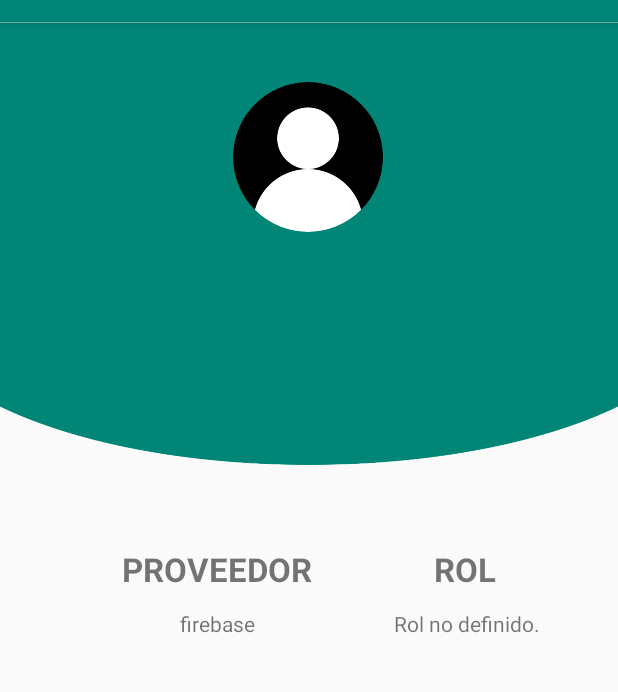
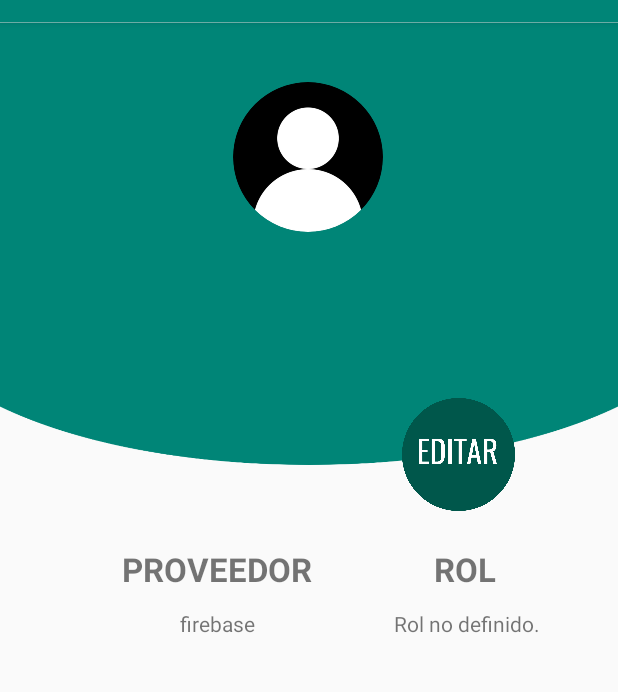
Before and after one commit to vcosme9/IoT-Team05, an Android app: the fragment PerfilFragment shown on its own in the app's theme, on a phone screen of 412 x 824 dp, the part 62-754 px from its top. Run offline under Robolectric (Android 15) with nearby library versions, the phone set to English and light mode, and no system bars; our stand-ins replace CircleImageView, Firebase (no records; nobody signed in at launch, a user with empty details on screens opened directly), Volley.

Commit message:
Edit Perfil Empezado y funciona

```diff
--- a/Aplicacion/NeverApp/app/src/main/AndroidManifest.xml
+++ b/Aplicacion/NeverApp/app/src/main/AndroidManifest.xml
@@ -26,6 +26,10 @@
                 <category android:name="android.intent.category.LAUNCHER" />
             </intent-filter>
         </activity>
+        <activity android:name=".EditarPerfilActivity"
+            android:label="Editar Perfil"/>
     </application>
 
+
+
 </manifest>
--- a/Aplicacion/NeverApp/app/src/main/java/com/vicent/neverapp/ui/perfil/PerfilFragment.java
+++ b/Aplicacion/NeverApp/app/src/main/java/com/vicent/neverapp/ui/perfil/PerfilFragment.java
@@ -44,56 +44,26 @@ public class PerfilFragment extends Fragment {
         final TextView textView_proveedor = root.findViewById(R.id.proveedorFB_TB);
         final TextView textView_rol = root.findViewById(R.id.rolFB_TB);
 
-        /* Coger foto de perfil del usuario del firebase
 
-        RequestQueue colaPeticiones = Volley.newRequestQueue(getActivity()
-                .getApplicationContext());
-        ImageLoader lectorImagenes = new ImageLoader(colaPeticiones,
-                new ImageLoader.ImageCache() {
-                    private final LruCache<String, Bitmap> cache =
-                            new LruCache<String, Bitmap>(10);
-                    public void putBitmap(String url, Bitmap bitmap) {
-                        cache.put(url, bitmap);
-                    }
-                    public Bitmap getBitmap(String url) {
-                        return cache.get(url);
-                    }
-                });
-        // Foto de usuario
-        Uri urlImagen = usuario.getPhotoUrl();
-        if (urlImagen != null) {
-            NetworkImageView fotoUsuario = (NetworkImageView)
-                    root.findViewById(R.id.imagen);
-            fotoUsuario.setImageUrl(urlImagen.toString(), lectorImagenes);
-        }
-        */ //No funciona por ahora
 
         perfilViewModel.getText().observe(this, new Observer<String>() {
             @Override
-
             //Aqui se les añade el texto a las partes.
             public void onChanged(@Nullable String s) {
 
+                // Mostrar actual información del usuario
                 textView_nombre.setText(usuario.getDisplayName());
                 textView_correo.setText(usuario.getEmail());
                 textView_proveedor.setText(usuario.getProviderId());
                 textView_rol.setText("Rol no definido.");
-                /*
-                textView.setText(s);
-                textViewnombre.setText(usuario.getDisplayName());
-                textViewcorreo.setText(usuario.getEmail());
-                */
 
 
 
-                /*
-                String correo = usuario.getEmail();
-                String telefono = usuario.getPhoneNumber();
-                Uri urlFoto = usuario.getPhotoUrl()
-                String uid = usuario.getUid();
-                */
             }
         });
         return root;
     }
+
+
+
 }
--- a/Aplicacion/NeverApp/app/src/main/res/layout/fragment_perfil.xml
+++ b/Aplicacion/NeverApp/app/src/main/res/layout/fragment_perfil.xml
@@ -52,6 +52,18 @@
             app:layout_constraintStart_toStartOf="parent"
             app:layout_constraintTop_toBottomOf="@+id/nombre_TV" />
 
+        <ImageView
+            android:id="@+id/editar_FAB"
+            android:layout_width="75dp"
+            android:layout_height="75dp"
+            android:layout_marginStart="268dp"
+            android:layout_marginLeft="268dp"
+            android:layout_marginBottom="24dp"
+            android:onClick="lanzarEditarPerfil"
+            android:src="@drawable/botoneditarblanco"
+            app:layout_constraintBottom_toBottomOf="@+id/imageView2"
+            app:layout_constraintStart_toStartOf="@+id/imageView2" />
+
         <TextView
             android:id="@+id/proveedor_TV"
             android:layout_width="wrap_content"
@@ -61,7 +73,7 @@
             android:textStyle="bold"
             app:layout_constraintEnd_toStartOf="@+id/rol_TV"
             app:layout_constraintStart_toStartOf="parent"
-            app:layout_constraintTop_toBottomOf="@+id/imageView2" />
+            app:layout_constraintTop_toBottomOf="@+id/imageView2"/>
 
         <TextView
             android:id="@+id/rolFB_TB"
--- a/Aplicacion/NeverApp/app/src/main/res/values/styles.xml
+++ b/Aplicacion/NeverApp/app/src/main/res/values/styles.xml
@@ -17,4 +17,8 @@
 
     <style name="AppTheme.PopupOverlay" parent="ThemeOverlay.AppCompat.Light" />
 
+    <style name="MyButtonStyle"
+        parent="Widget.MaterialComponents.Button">
+    </style>
+
 </resources>
```
Also changed, not shown: Aplicacion/NeverApp/app/src/main/java/com/vicent/neverapp/EditarPerfilActivity.java (added, +68 -0 lines), Aplicacion/NeverApp/app/src/main/java/com/vicent/neverapp/MainActivity.java (+7 -0 lines), Aplicacion/NeverApp/app/src/main/res/layout/fragment_editarperfil.xml (added, +86 -0 lines), Aplicacion/NeverApp/app/src/main/res/drawable/botoneditarblanco.png (added), Aplicacion/NeverApp/app/src/main/res/drawable/botoneditarnegro.png (added).
